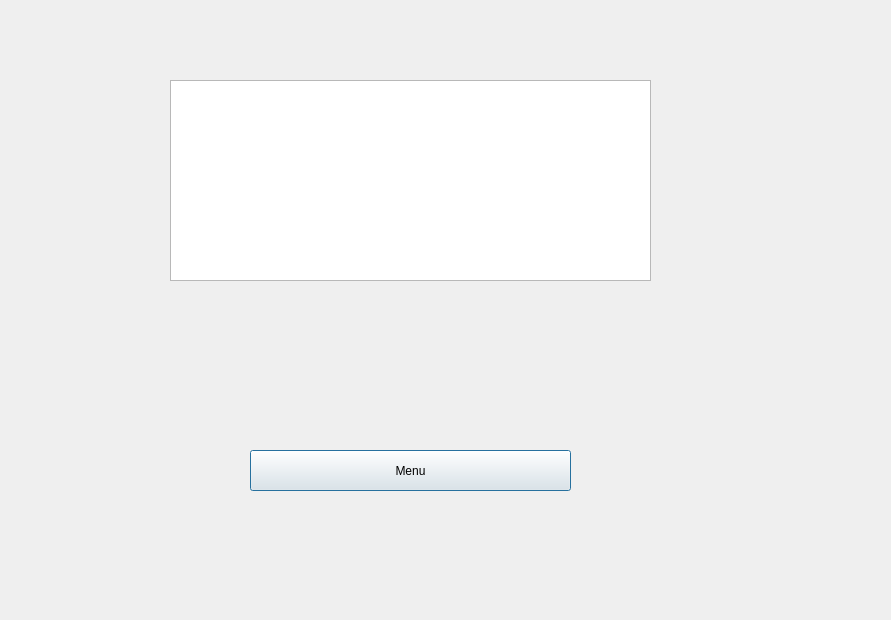
Above: bankautomat/tilitapahtumat_credit.ui from tvt21kmo-bank-project/group_3 before the change. Below: the same form after it.
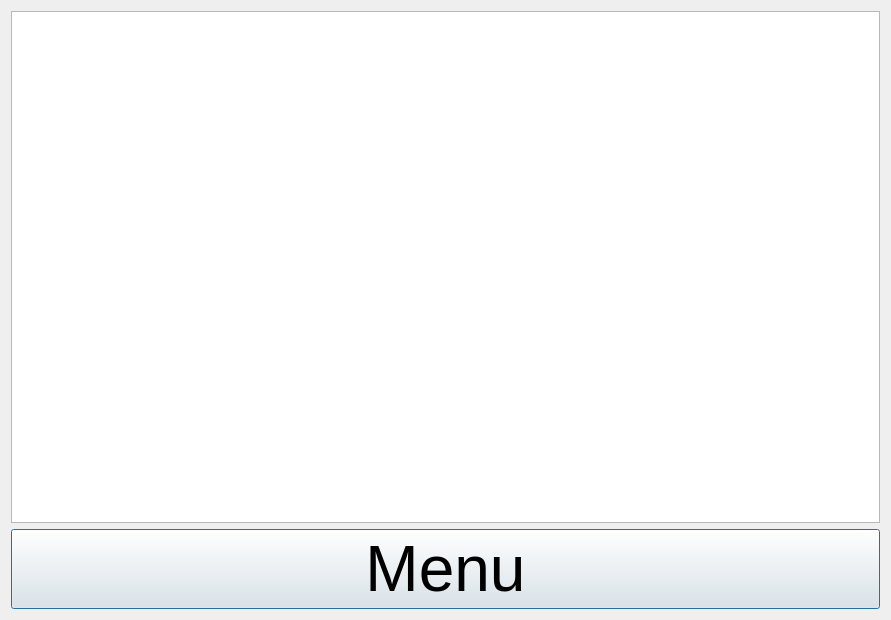
That is the form after the change.

```diff
--- a/bankautomat/tilitapahtumat_credit.ui
+++ b/bankautomat/tilitapahtumat_credit.ui
@@ -13,14 +13,28 @@
   <property name="windowTitle">
    <string>Dialog</string>
   </property>
+  <layout class="QVBoxLayout" name="verticalLayout">
+   <item>
+    <widget class="QTextEdit" name="Display">
+     <property name="font">
+      <font>
+       <pointsize>48</pointsize>
+      </font>
+     </property>
+    </widget>
+   </item>
+   <item>
   <widget class="QPushButton" name="btnMenu">
-   <property name="geometry">
-    <rect>
-     <x>250</x>
-     <y>450</y>
-     <width>321</width>
-     <height>41</height>
-    </rect>
+     <property name="sizePolicy">
+      <sizepolicy hsizetype="Preferred" vsizetype="Preferred">
+       <horstretch>0</horstretch>
+       <verstretch>0</verstretch>
+      </sizepolicy>
+     </property>
+     <property name="font">
+      <font>
+       <pointsize>48</pointsize>
+      </font>
    </property>
    <property name="styleSheet">
     <string notr="true">QPushButton {
@@ -51,21 +65,8 @@
     <string>Menu</string>
    </property>
   </widget>
-  <widget class="QTextEdit" name="Display">
-   <property name="geometry">
-    <rect>
-     <x>170</x>
-     <y>80</y>
-     <width>481</width>
-     <height>201</height>
-    </rect>
-   </property>
-   <property name="font">
-    <font>
-     <pointsize>12</pointsize>
-    </font>
-   </property>
-  </widget>
+   </item>
+  </layout>
  </widget>
  <resources/>
  <connections/>
```
Lines whose indentation alone changed are shown as unchanged.
